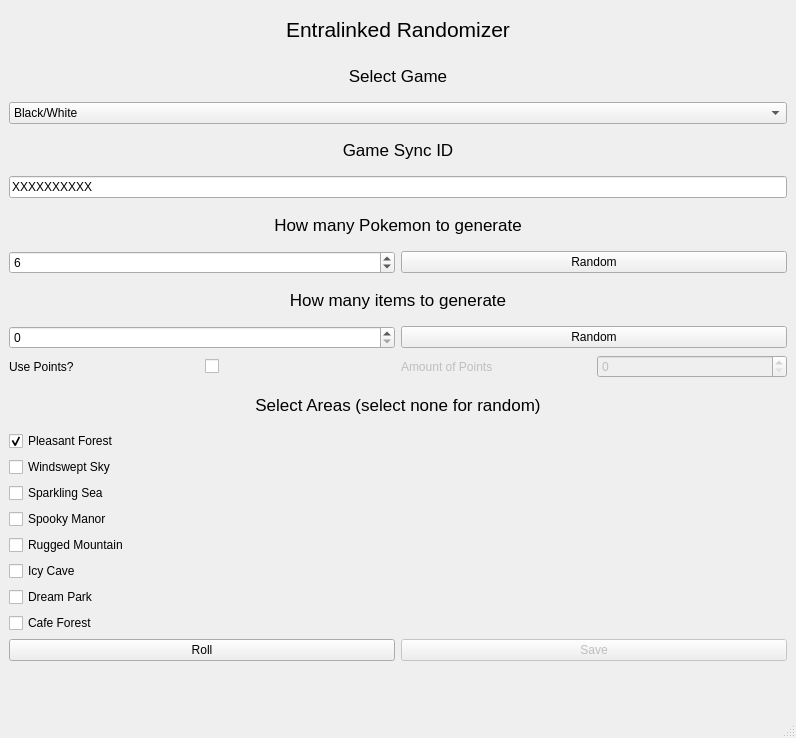
The window that menu.ui (Paxnar/EntralinkedRandomizer) describes before a commit, drawn with Qt 5.
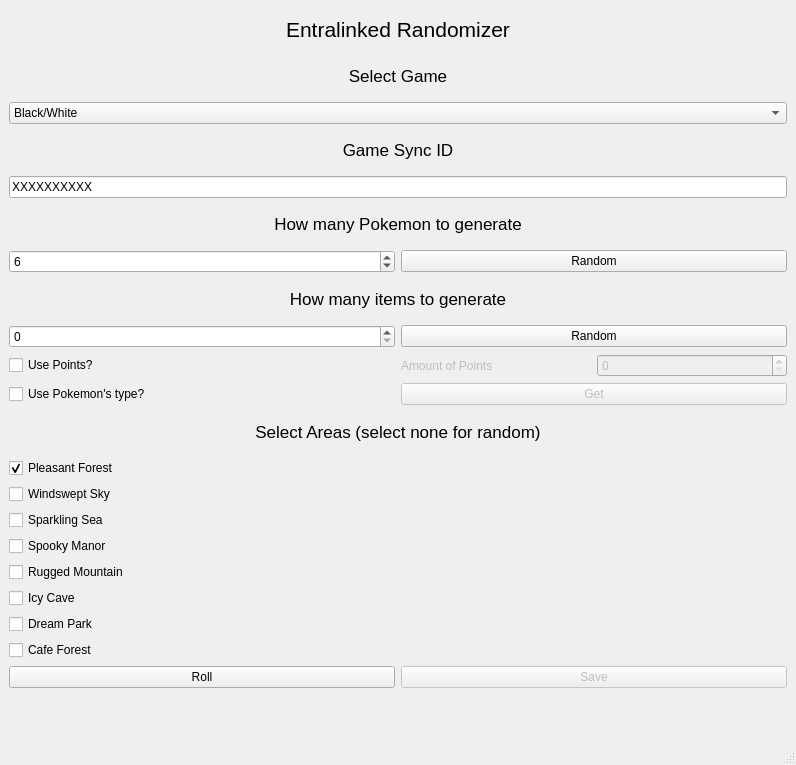
The same window after the commit. Icons and pictures are not drawn.

Commit message: Points now affect whether the specific areas are going to appear. Tucked in Pokemon's type now affects the chances of different areas appearing. Updated README.md

```diff
--- a/menu.ui
+++ b/menu.ui
@@ -7,7 +7,7 @@
     <x>0</x>
     <y>0</y>
     <width>796</width>
-    <height>738</height>
+    <height>765</height>
    </rect>
   </property>
   <property name="windowTitle">
@@ -157,22 +157,11 @@
     <item>
      <layout class="QHBoxLayout" name="horizontalLayout">
       <item>
-       <layout class="QHBoxLayout" name="horizontalLayout_4">
-        <item>
-         <widget class="QLabel" name="label_5">
-          <property name="text">
-           <string>Use Points?</string>
-          </property>
-         </widget>
-        </item>
-        <item>
-         <widget class="QCheckBox" name="checkBox_2">
-          <property name="text">
-           <string/>
-          </property>
-         </widget>
-        </item>
-       </layout>
+       <widget class="QCheckBox" name="checkBox_2">
+        <property name="text">
+         <string>Use Points?</string>
+        </property>
+       </widget>
       </item>
       <item>
        <layout class="QHBoxLayout" name="horizontalLayout_5">
@@ -200,6 +189,30 @@
       </item>
      </layout>
     </item>
+    <item>
+     <layout class="QHBoxLayout" name="horizontalLayout_4">
+      <item>
+       <widget class="QCheckBox" name="checkBox_9">
+        <property name="layoutDirection">
+         <enum>Qt::LeftToRight</enum>
+        </property>
+        <property name="text">
+         <string>Use Pokemon's type?</string>
+        </property>
+       </widget>
+      </item>
+      <item>
+       <widget class="QPushButton" name="pushButton_5">
+        <property name="enabled">
+         <bool>false</bool>
+        </property>
+        <property name="text">
+         <string>Get</string>
+        </property>
+       </widget>
+      </item>
+     </layout>
+    </item>
     <item>
      <widget class="QLabel" name="label_7">
       <property name="font">
```
The commit also changes 5 other files.
